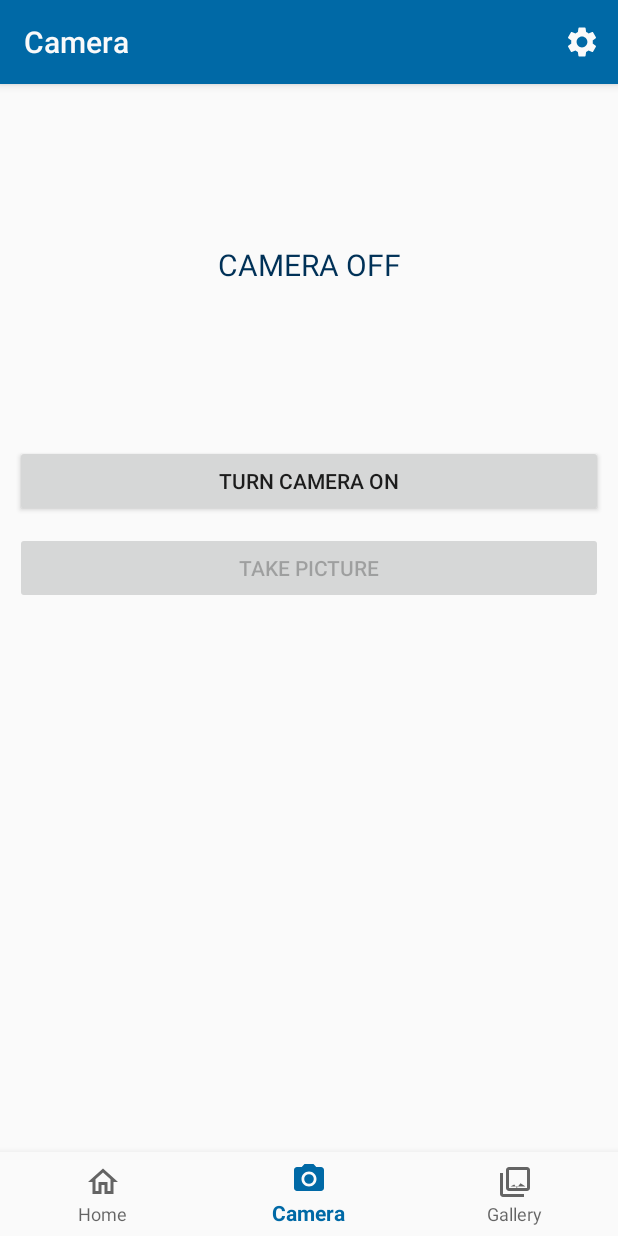
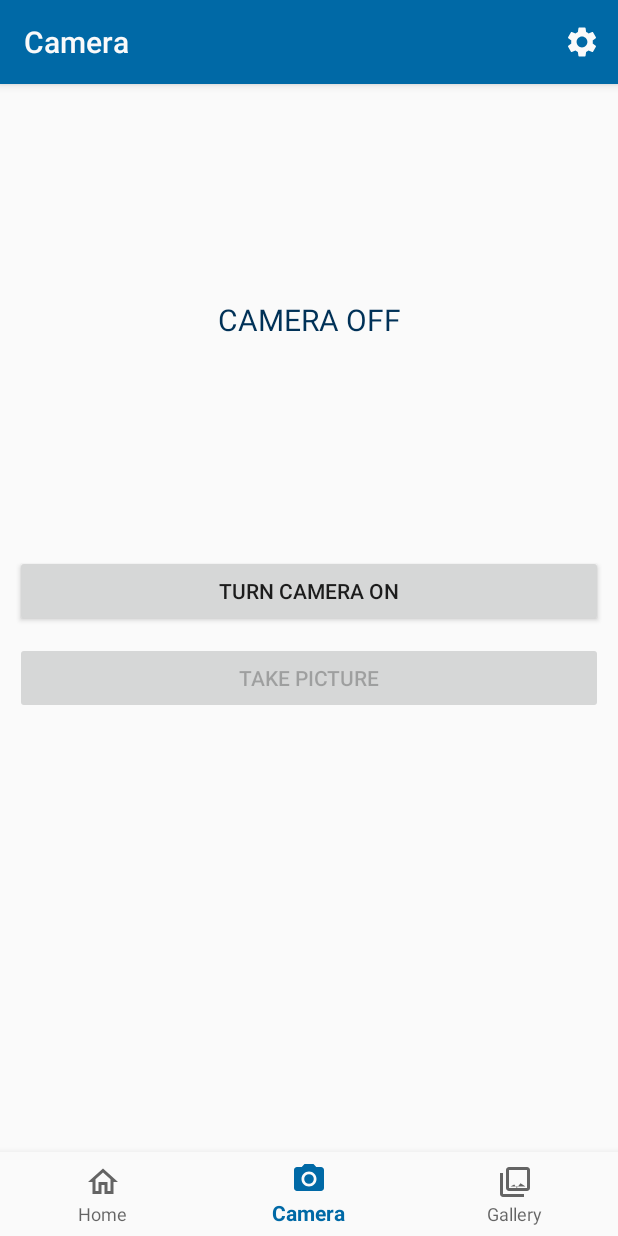
Before and after one commit to kedeggel/aid, an Android app: the screen it shows after launch (MainActivity), item 2 of the bottom bar chosen, on a phone screen of 412 x 824 dp. Run offline under Robolectric (Android 15) with nearby library versions, the phone set to English and light mode, and no system bars; 1 statement that could not run was skipped.

Commit message:
Added aspect ratio to Settings

```diff
--- a/app/src/main/java/de/htwg/mobilecomputing/aid/Fragment/CameraFragment.java
+++ b/app/src/main/java/de/htwg/mobilecomputing/aid/Fragment/CameraFragment.java
@@ -36,6 +36,7 @@ import de.htwg.mobilecomputing.aid.Camera.CapturePhotoUtils;
 import de.htwg.mobilecomputing.aid.R;
 
 public class CameraFragment extends Fragment {
+    private SharedPreferences sp;
     private WebView cameraView;
     private Button startCamera;
     private Button takePicture;
@@ -62,6 +63,8 @@ public class CameraFragment extends Fragment {
         View view = inflater.inflate(R.layout.fragment_camera, container, false);
         ((AppCompatActivity)getActivity()).getSupportActionBar().setTitle(getString(R.string.camera));
 
+        sp = PreferenceManager.getDefaultSharedPreferences(getContext());
+
         cameraView = view.findViewById(R.id.camera_view);
 
         //set height of camera view to fit 16:9
@@ -69,7 +72,10 @@ public class CameraFragment extends Fragment {
         cameraFrame.post(new Runnable() {
             @Override
             public void run() {
-                int height = (int)(Math.ceil((cameraFrame.getWidth() / 16.0) * 9));
+                String aspectRatio = sp.getString("aspectRatio", "4:3");
+                double a = Double.parseDouble(aspectRatio.substring(0, aspectRatio.indexOf(':')));
+                int b = Integer.parseInt(aspectRatio.substring(aspectRatio.indexOf(':')+1, aspectRatio.length()));
+                int height = (int)(Math.ceil((cameraFrame.getWidth() / a) * b));
                 ViewGroup.LayoutParams params = cameraFrame.getLayoutParams();
                 params.height = height;
                 cameraFrame.setLayoutParams(params);
@@ -108,7 +114,6 @@ public class CameraFragment extends Fragment {
         if(cameraOn) {
             takePicture.setEnabled(true);
             startCamera.setText(getString(R.string.stop_camera));
-            SharedPreferences sp = PreferenceManager.getDefaultSharedPreferences(getContext());
             cameraView.setVisibility(View.VISIBLE);
             cameraView.setWebViewClient(webViewClient);
             cameraView.getSettings().setLoadWithOverviewMode(true);
--- a/app/src/main/res/xml/preferences.xml
+++ b/app/src/main/res/xml/preferences.xml
@@ -27,4 +27,9 @@
         android:title="@string/pref_title_password"
         android:singleLine="true"
         android:selectAllOnFocus="true" />
+    <ListPreference
+        android:key="aspectRatio"
+        android:title="Aspect Ratio"
+        android:entries="@array/aspect_ratios"
+        android:entryValues="@array/aspect_ratios"/>
 </PreferenceScreen>
```
Also changed, not shown: app/src/main/java/de/htwg/mobilecomputing/aid/Fragment/SettingsFragment.java (+10 -4 lines), app/src/main/res/values/array.xml (added, +8 -0 lines).
